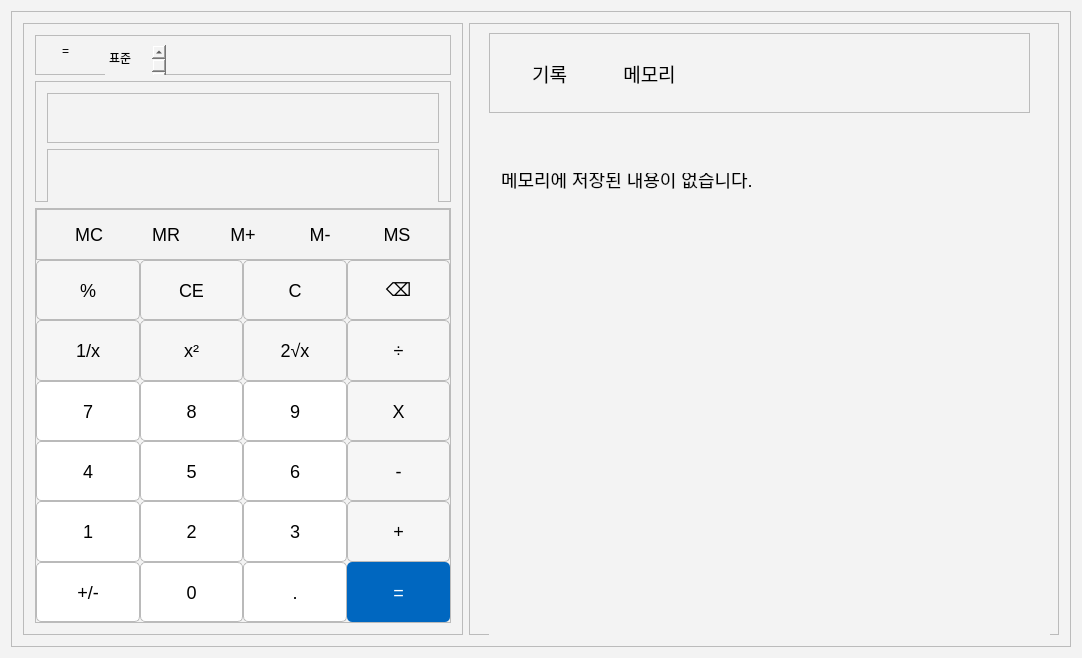
This is Qcalculate.ui in mirae719/Qcalculate as Qt 5 draws it before an edit. The edited form follows.
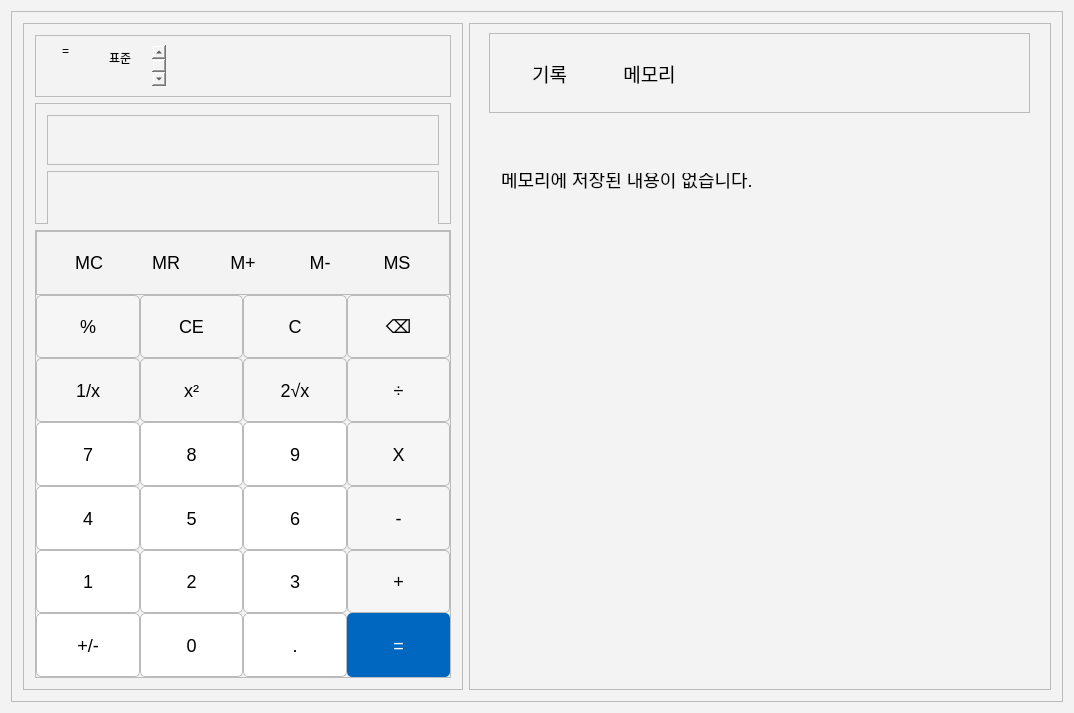
This is the edited form. The open tabs and pages were chosen to show the change. Icons and pictures are not drawn.

```diff
--- a/Qcalculate.ui
+++ b/Qcalculate.ui
@@ -6,8 +6,8 @@
    <rect>
     <x>0</x>
     <y>0</y>
-    <width>1082</width>
-    <height>658</height>
+    <width>1074</width>
+    <height>713</height>
    </rect>
   </property>
   <property name="sizePolicy">
@@ -36,15 +36,15 @@
        <bool>true</bool>
       </property>
       <property name="sizePolicy">
-       <sizepolicy hsizetype="MinimumExpanding" vsizetype="MinimumExpanding">
+       <sizepolicy hsizetype="Expanding" vsizetype="Expanding">
         <horstretch>0</horstretch>
         <verstretch>0</verstretch>
        </sizepolicy>
       </property>
       <property name="minimumSize">
        <size>
-        <width>50</width>
-        <height>100</height>
+        <width>392</width>
+        <height>492</height>
        </size>
       </property>
       <property name="contextMenuPolicy">
@@ -66,7 +66,7 @@
        <item>
         <widget class="QFrame" name="frame_3">
          <property name="sizePolicy">
-          <sizepolicy hsizetype="MinimumExpanding" vsizetype="MinimumExpanding">
+          <sizepolicy hsizetype="Expanding" vsizetype="Expanding">
            <horstretch>0</horstretch>
            <verstretch>0</verstretch>
           </sizepolicy>
@@ -96,7 +96,7 @@
           <item row="4" column="0" colspan="2">
            <widget class="QFrame" name="frame_9">
             <property name="sizePolicy">
-             <sizepolicy hsizetype="Preferred" vsizetype="Preferred">
+             <sizepolicy hsizetype="Expanding" vsizetype="Expanding">
               <horstretch>0</horstretch>
               <verstretch>0</verstretch>
              </sizepolicy>
@@ -129,7 +129,7 @@
              <item row="2" column="0" colspan="4">
               <widget class="QFrame" name="frame_6">
                <property name="sizePolicy">
-                <sizepolicy hsizetype="Preferred" vsizetype="Fixed">
+                <sizepolicy hsizetype="Expanding" vsizetype="Expanding">
                  <horstretch>0</horstretch>
                  <verstretch>0</verstretch>
                 </sizepolicy>
@@ -981,7 +981,7 @@
           <item row="1" column="0" colspan="2">
            <widget class="QFrame" name="frame">
             <property name="sizePolicy">
-             <sizepolicy hsizetype="Fixed" vsizetype="Fixed">
+             <sizepolicy hsizetype="Expanding" vsizetype="Expanding">
               <horstretch>0</horstretch>
               <verstretch>0</verstretch>
              </sizepolicy>
@@ -1106,7 +1106,7 @@
              <item row="0" column="0" rowspan="2">
               <widget class="QFrame" name="frame_4">
                <property name="sizePolicy">
-                <sizepolicy hsizetype="Fixed" vsizetype="Fixed">
+                <sizepolicy hsizetype="Expanding" vsizetype="Expanding">
                  <horstretch>0</horstretch>
                  <verstretch>0</verstretch>
                 </sizepolicy>
@@ -1146,7 +1146,7 @@
                    <bool>false</bool>
                   </property>
                   <property name="sizePolicy">
-                   <sizepolicy hsizetype="Fixed" vsizetype="Fixed">
+                   <sizepolicy hsizetype="Expanding" vsizetype="Expanding">
                     <horstretch>0</horstretch>
                     <verstretch>0</verstretch>
                    </sizepolicy>
@@ -1184,7 +1184,7 @@
              <item row="2" column="0">
               <widget class="QFrame" name="frame_5">
                <property name="sizePolicy">
-                <sizepolicy hsizetype="Fixed" vsizetype="Fixed">
+                <sizepolicy hsizetype="Expanding" vsizetype="Expanding">
                  <horstretch>0</horstretch>
                  <verstretch>0</verstretch>
                 </sizepolicy>
```
Left out of the diff: 2 changed lines with no effect on the pictures.
